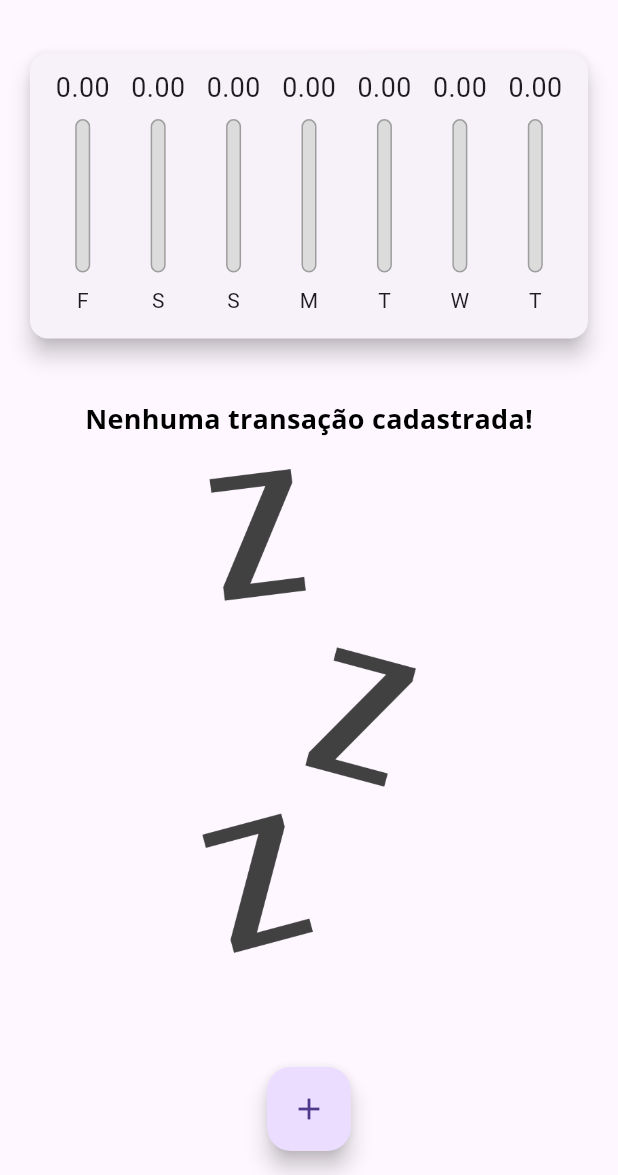
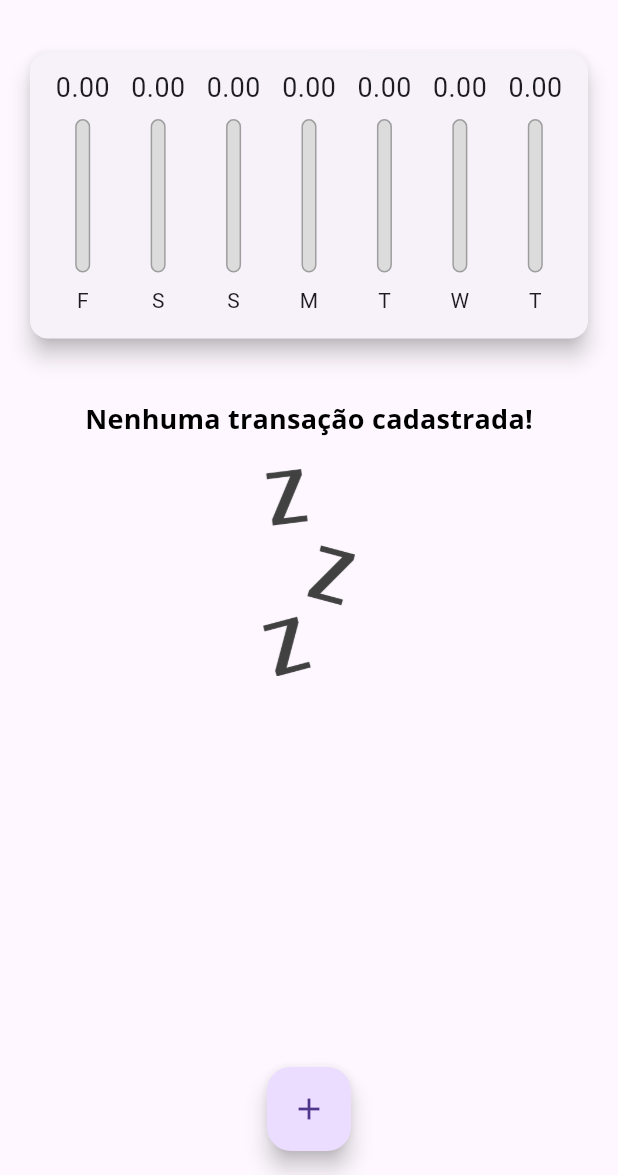
Before and after one commit to GuilhermeAmaroDev/projeto_despesas, a Flutter app: the screen it shows after launch, on a phone screen of 412 x 824 dp, the part 61-1236 px from its top. Run offline on Flutter 3.47's test engine with Material 3 defaults, Android fonts, the phone set to English and light mode, and no system bars.

Commit message:
Responsividade iOs.

```diff
--- a/lib/main.dart
+++ b/lib/main.dart
@@ -1,10 +1,11 @@
+import 'dart:math';
+import 'dart:io';
+import 'package:flutter/cupertino.dart';
 import 'package:flutter/material.dart';
 import 'package:projeto_despesas/components/transaction_form.dart';
-import 'dart:math';
-import 'components/transaction_form.dart';
-import 'models/transaction.dart';
 import 'components/chart.dart';
 import 'components/transaction_list.dart';
+import 'models/transaction.dart';
 
 main() => runApp(DespesasApp());
 
@@ -93,12 +94,10 @@ class _MyHomePageState extends State<MyHomePage> {
 
   @override
   Widget build(BuildContext context) {
-    bool isLandscape =
-        MediaQuery.of(context).orientation == Orientation.landscape;
+    final mediaQuery = MediaQuery.of(context);
+    bool isLandscape = mediaQuery.orientation == Orientation.landscape;
 
-    final appBar = AppBar(
-      title: const Text('Despesas Pessoais'),
-      actions: [
+    final actions = <Widget>[
       IconButton(
         onPressed: () {
           setState(() {
@@ -110,17 +109,27 @@ class _MyHomePageState extends State<MyHomePage> {
       IconButton(
         onPressed: () => _openTransactionFormModal(context),
         icon: const Icon(Icons.add),
+      )
+    ];
+
+    final PreferredSizeWidget appBar = Platform.isIOS
+        ? CupertinoNavigationBar(
+            middle: Text('Despesas Pessoais'),
+            trailing: Row(
+              children: actions,
             ),
-      ],
-    );
+          )
+        : AppBar(
+            title: const Text('Despesas Pessoais'),
+            actions: actions,
+          ) as PreferredSizeWidget;
 
-    final alturaDisponivel = MediaQuery.of(context).size.height -
+    final alturaDisponivel = mediaQuery.size.height -
         appBar.preferredSize.height -
-        MediaQuery.of(context).padding.top;
+        mediaQuery.padding.top;
 
-    return Scaffold(
-      appBar: appBar,
-      body: SingleChildScrollView(
+    final bodyPage = SafeArea(
+      child: SingleChildScrollView(
         child:
             Column(crossAxisAlignment: CrossAxisAlignment.stretch, children: [
           // if (isLandscape)
@@ -144,16 +153,28 @@ class _MyHomePageState extends State<MyHomePage> {
             ),
           if (!_showChart || !isLandscape)
             Container(
-              height: alturaDisponivel * 0.7,
+              height: alturaDisponivel * (isLandscape ? 0.7 : 0.30),
               child: TransactionList(_transactions, _deleteTransaction),
             )
         ]),
       ),
-      floatingActionButton: FloatingActionButton(
+    );
+
+    return Platform.isIOS
+        ? CupertinoPageScaffold(
+            navigationBar: appBar as ObstructingPreferredSizeWidget,
+            child: bodyPage)
+        : Scaffold(
+            appBar: appBar,
+            body: bodyPage,
+            floatingActionButton: Platform.isIOS
+                ? Container()
+                : FloatingActionButton(
                     child: Icon(Icons.add),
                     onPressed: () => _openTransactionFormModal(context),
                   ),
-      floatingActionButtonLocation: FloatingActionButtonLocation.centerFloat,
+            floatingActionButtonLocation:
+                FloatingActionButtonLocation.centerFloat,
           );
   }
 }
```
Also changed, not shown: lib/components/adaptative_button.dart (added, +30 -0 lines), lib/components/transaction_form.dart (+16 -15 lines), lib/components/transaction_list.dart (+15 -5 lines). Lines whose indentation alone changed are shown as unchanged.
